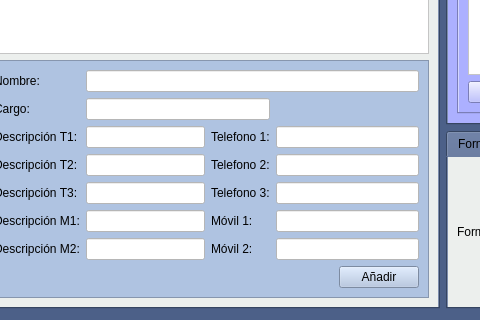
arcnexus/RedFoX, file Zona_Compras/frmproveedores.ui: the form before one commit; both pictures show x 176 to 656 and y 221 to 541 of the 1024 by 541 pixel window.
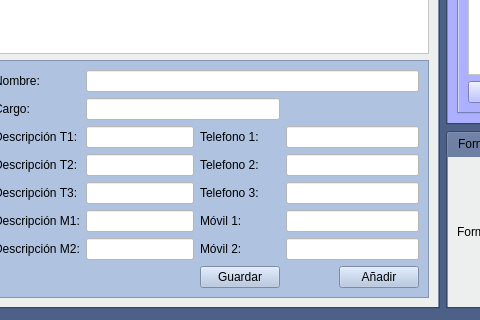
The form after the commit. The open tabs and pages were chosen to show the change. Icons and pictures are not drawn. Custom widgets are drawn as their Qt base class.

Commit message: Proveedores personas de contacto + historial pedidos

Diff of the .ui file:
```diff
--- a/Zona_Compras/frmproveedores.ui
+++ b/Zona_Compras/frmproveedores.ui
@@ -831,6 +831,23 @@
             </property>
            </widget>
           </item>
+          <item row="9" column="3">
+           <widget class="QPushButton" name="btnGuardarContacto">
+            <property name="text">
+             <string>Guardar</string>
+            </property>
+            <property name="icon">
+             <iconset resource="../maya.qrc">
+              <normaloff>:/Icons/PNG/Save.png</normaloff>:/Icons/PNG/Save.png</iconset>
+            </property>
+            <property name="iconSize">
+             <size>
+              <width>15</width>
+              <height>15</height>
+             </size>
+            </property>
+           </widget>
+          </item>
          </layout>
         </widget>
        </item>
```
Left out of the diff: 84 changed lines with no effect on the pictures. The commit also changes 4 other files.
